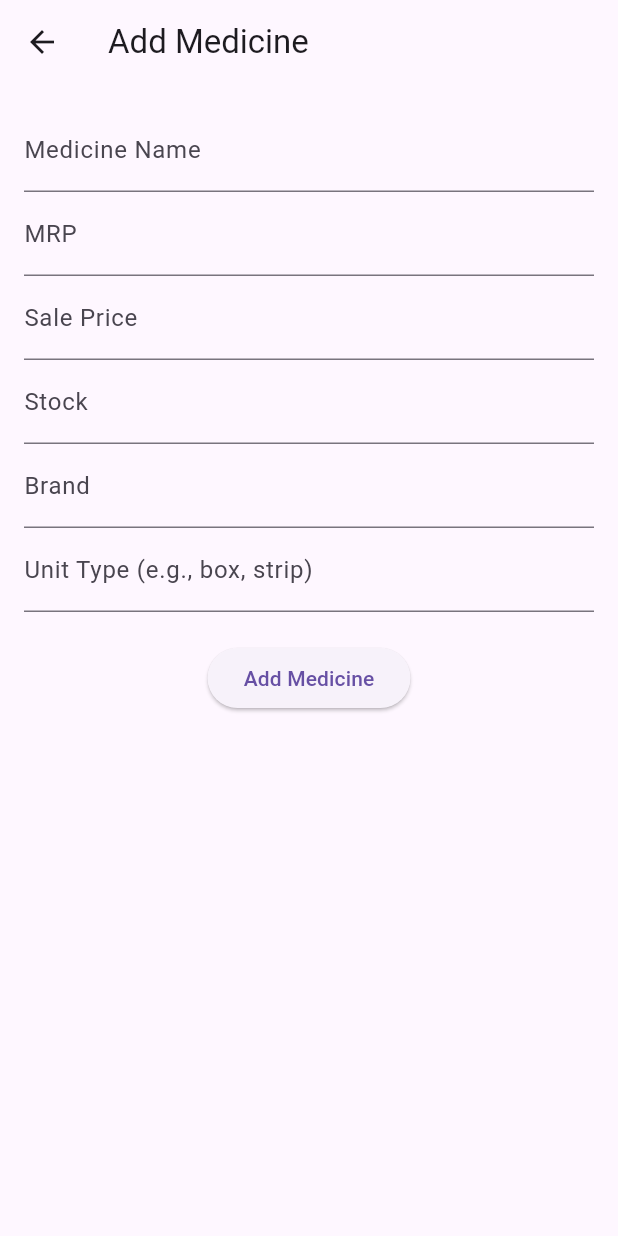
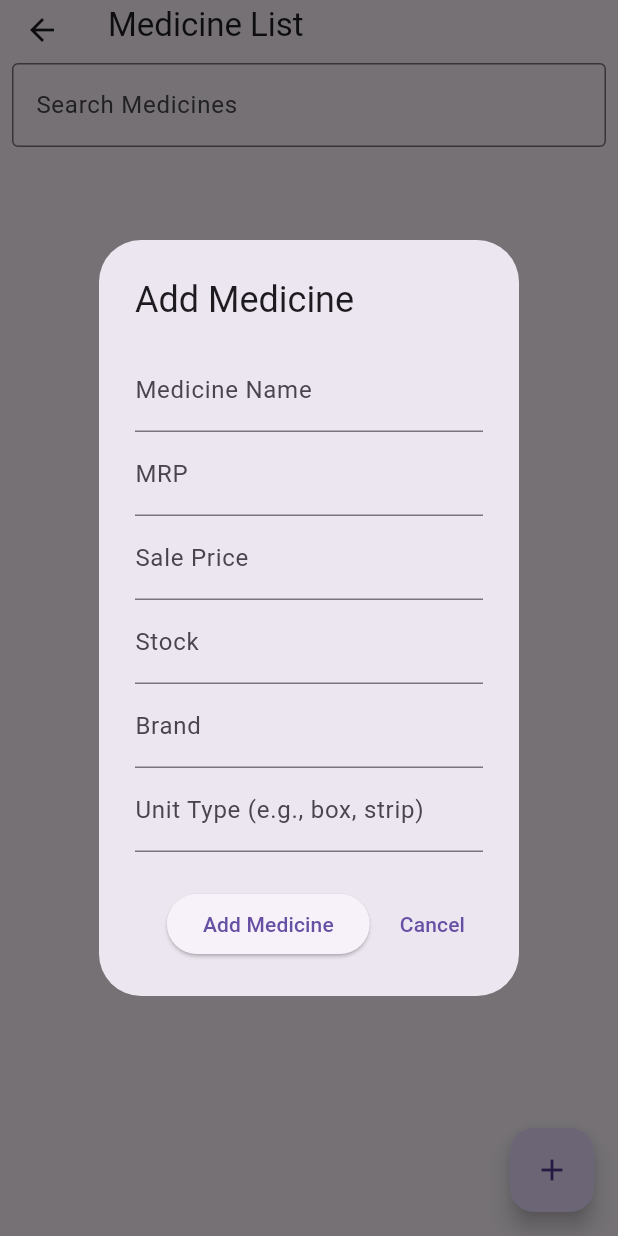
Before and after one commit to Kanglei-Inovations/MedixPOS, a Flutter app: the MedicinePage screen opened by its route, after a tap on the "add" icon, on a phone screen of 412 x 824 dp. Run offline on Flutter 3.47's test engine with Material 3 defaults, Android fonts, the phone set to English and light mode, and no system bars; our stand-ins replace firebase_core, get, sqflite, sqflite_common_ffi; accounts and stored records are empty.

Commit message:
update as dialog
Add Medicine Page change to Dialog pop up on medicine page

```diff
--- a/lib/views/add_medicine_page.dart
+++ /dev/null
@@ -1,130 +0,0 @@
-import 'package:flutter/material.dart';
-import 'package:provider/provider.dart';
-import '../models/medicine.dart';
-import '../providers/medicine_provider.dart';
-
-class AddMedicine extends StatefulWidget {
-  @override
-  _AddMedicineState createState() => _AddMedicineState();
-}
-
-class _AddMedicineState extends State<AddMedicine> {
-  final _formKey = GlobalKey<FormState>();
-  String name = '';
-  double price = 0.0;
-  double salePrice = 0.0;
-  int stock = 0;
-  String brand = '';
-  String unitType = '';
-
-  @override
-  Widget build(BuildContext context) {
-    final medicineProvider = Provider.of<MedicineProvider>(context);
-
-    return Scaffold(
-      appBar: AppBar(
-        title: Text('Add Medicine'),
-      ),
-      body: SingleChildScrollView(
-        child: Column(
-          children: [
-            Padding(
-              padding: EdgeInsets.all(16.0),
-              child: Form(
-                key: _formKey,
-                child: Column(
-                  children: [
-                    TextFormField(
-                      decoration: InputDecoration(labelText: 'Medicine Name'),
-                      validator: (value) {
-                        if (value == null || value.isEmpty) {
-                          return 'Please enter medicine name';
-                        }
-                        return null;
-                      },
-                      onChanged: (value) {
-                        name = value;
-                      },
-                    ),
-                    TextFormField(
-                      decoration: InputDecoration(labelText: 'MRP'),
-                      keyboardType: TextInputType.number,
-                      validator: (value) {
-                        if (value == null || value.isEmpty) {
-                          return 'Please enter MRP';
-                        }
-                        return null;
-                      },
-                      onChanged: (value) {
-                        price = double.parse(value);
-                      },
-                    ),
-                    TextFormField(
-                      decoration: InputDecoration(labelText: 'Sale Price'),
-                      keyboardType: TextInputType.number,
-                      validator: (value) {
-                        if (value == null || value.isEmpty) {
-                          return 'Please enter sale price';
-                        }
-                        return null;
-                      },
-                      onChanged: (value) {
-                        salePrice = double.parse(value);
-                      },
-                    ),
-                    TextFormField(
-                      decoration: InputDecoration(labelText: 'Stock'),
-                      keyboardType: TextInputType.number,
-                      validator: (value) {
-                        if (value == null || value.isEmpty) {
-                          return 'Please enter stock';
-                        }
-                        return null;
-                      },
-                      onChanged: (value) {
-                        stock = int.parse(value);
-                      },
-                    ),
-                    TextFormField(
-                      decoration: InputDecoration(labelText: 'Brand'),
-                      onChanged: (value) {
-                        brand = value;
-                      },
-                    ),
-                    TextFormField(
-                      decoration: InputDecoration(labelText: 'Unit Type (e.g., box, strip)'),
-                      onChanged: (value) {
-                        unitType = value;
-                      },
-                    ),
-                    SizedBox(height: 20),
-                    ElevatedButton(
-                      onPressed: () {
-                        if (_formKey.currentState!.validate()) {
-                          final newMedicine = Medicine(
-                            id: DateTime.now().toString(),
-                            name: name,
-                            price: price,
-                            salePrice: salePrice,
-                            stock: stock,
-                            brand: brand,
-                            unitType: unitType,
-                          );
-
-                          medicineProvider.addMedicine(newMedicine);
-
-                          Navigator.pop(context); // Go back to the MedicinePage
-                        }
-                      },
-                      child: Text('Add Medicine'),
-                    ),
-                  ],
-                ),
-              ),
-            ),
-          ],
-        ),
-      ),
-    );
-  }
-}
--- /dev/null
+++ b/lib/views/dialog/add_medicine_dialog.dart
@@ -0,0 +1,129 @@
+import 'package:flutter/material.dart';
+import 'package:medixpos/models/medicine.dart';
+import 'package:medixpos/providers/medicine_provider.dart';
+import 'package:provider/provider.dart';
+
+
+class AddMedicineDialog extends StatefulWidget {
+  @override
+  _AddMedicineDialogState createState() => _AddMedicineDialogState();
+}
+
+class _AddMedicineDialogState extends State<AddMedicineDialog> {
+  final _formKey = GlobalKey<FormState>();
+  String name = '';
+  double price = 0.0;
+  double salePrice = 0.0;
+  int stock = 0;
+  String brand = '';
+  String unitType = '';
+
+  @override
+  Widget build(BuildContext context) {
+    final medicineProvider = Provider.of<MedicineProvider>(context, listen: false);
+
+    return AlertDialog(
+      title: Text('Add Medicine'),
+      content: SingleChildScrollView(
+        child: Form(
+          key: _formKey,
+          child: Column(
+            mainAxisSize: MainAxisSize.min,
+            children: [
+              TextFormField(
+                decoration: InputDecoration(labelText: 'Medicine Name'),
+                validator: (value) {
+                  if (value == null || value.isEmpty) {
+                    return 'Please enter medicine name';
+                  }
+                  return null;
+                },
+                onChanged: (value) {
+                  name = value;
+                },
+              ),
+              TextFormField(
+                decoration: InputDecoration(labelText: 'MRP'),
+                keyboardType: TextInputType.number,
+                validator: (value) {
+                  if (value == null || value.isEmpty) {
+                    return 'Please enter MRP';
+                  }
+                  return null;
+                },
+                onChanged: (value) {
+                  price = double.parse(value);
+                },
+              ),
+              TextFormField(
+                decoration: InputDecoration(labelText: 'Sale Price'),
+                keyboardType: TextInputType.number,
+                validator: (value) {
+                  if (value == null || value.isEmpty) {
+                    return 'Please enter sale price';
+                  }
+                  return null;
+                },
+                onChanged: (value) {
+                  salePrice = double.parse(value);
+                },
+              ),
+              TextFormField(
+                decoration: InputDecoration(labelText: 'Stock'),
+                keyboardType: TextInputType.number,
+                validator: (value) {
+                  if (value == null || value.isEmpty) {
+                    return 'Please enter stock';
+                  }
+                  return null;
+                },
+                onChanged: (value) {
+                  stock = int.parse(value);
+                },
+              ),
+              TextFormField(
+                decoration: InputDecoration(labelText: 'Brand'),
+                onChanged: (value) {
+                  brand = value;
+                },
+              ),
+              TextFormField(
+                decoration: InputDecoration(labelText: 'Unit Type (e.g., box, strip)'),
+                onChanged: (value) {
+                  unitType = value;
+                },
+              ),
+            ],
+          ),
+        ),
+      ),
+      actions: [
+        ElevatedButton(
+          onPressed: () {
+            if (_formKey.currentState!.validate()) {
+              final newMedicine = Medicine(
+                id: DateTime.now().toString(),
+                name: name,
+                price: price,
+                salePrice: salePrice,
+                stock: stock,
+                brand: brand,
+                unitType: unitType,
+              );
+
+              medicineProvider.addMedicine(newMedicine);
+              Navigator.of(context).pop(); // Close the dialog
+            }
+          },
+          child: Text('Add Medicine'),
+        ),
+        TextButton(
+          onPressed: () {
+            Navigator.of(context).pop(); // Close the dialog
+          },
+          child: Text('Cancel'),
+        ),
+      ],
+    );
+  }
+}
--- a/lib/views/medicine_page.dart
+++ b/lib/views/medicine_page.dart
@@ -1,4 +1,6 @@
 import 'package:flutter/material.dart';
+import 'package:medixpos/views/dialog/add_medicine_dialog.dart';
+import 'package:medixpos/views/dialog/edit_medicine_dialog.dart';
 import 'package:provider/provider.dart';
 import 'package:get/get.dart';
 import '../models/medicine.dart';
@@ -71,14 +73,17 @@ class _MedicinePageState extends State<MedicinePage> {
                   IconButton(
                     icon: Icon(Icons.edit),
                     onPressed: () {
-                      Get.to(() => EditMedicinePage(
+                      showDialog(
+                        context: context,
+                        builder: (context) => EditMedicineDialog(
                           id: medicine.id,
                           name: medicine.name,
                           price: medicine.price,
                           salePrice: medicine.salePrice,
                           stock: medicine.stock,
                           brand: medicine.brand,
-                      ));
+                        ),
+                      );
                     },
                   ),
                   IconButton(
@@ -96,7 +101,10 @@ class _MedicinePageState extends State<MedicinePage> {
       ),
       floatingActionButton: FloatingActionButton(
         onPressed: () {
-          Get.to(AddMedicine());
+          showDialog(
+            context: context,
+            builder: (context) => AddMedicineDialog(),  // Show the dialog
+          );
         },
         child: Icon(Icons.add),
       ),
--- a/pubspec.yaml
+++ b/pubspec.yaml
@@ -38,6 +38,7 @@ dependencies:
   sqflite: ^2.0.2
   path_provider: ^2.0.14
   path:
+  sqflite_common_ffi:
 
 
   # The following adds the Cupertino Icons font to your application.
```
Also changed, not shown: lib/main.dart (+7 -2 lines), lib/views/dialog/edit_medicine_dialog.dart (added, +115 -0 lines), lib/views/edit_medicine_page.dart (deleted, +0 -111 lines), pubspec.lock. Lines whose indentation alone changed are shown as unchanged.
